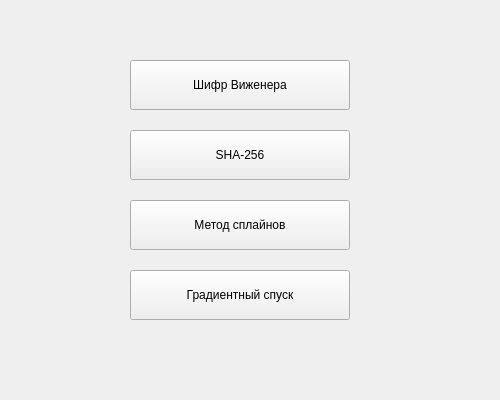
strnb/GradientProject, file client/userwindow.ui: the form before one commit.
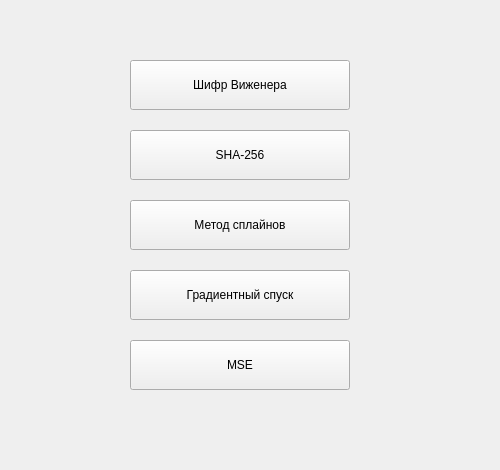
The form after the commit.

Patch:
```diff
--- a/client/userwindow.ui
+++ b/client/userwindow.ui
@@ -11,7 +11,7 @@
                 <x>0</x>
                 <y>0</y>
                 <width>500</width>
-                <height>400</height>
+                <height>470</height>
             </rect>
         </property>
 
@@ -72,6 +72,23 @@
 
             </widget>
 
+            <widget class="QPushButton" name="mseButton">
+
+                <property name="geometry">
+                    <rect>
+                        <x>130</x>
+                        <y>340</y>
+                        <width>220</width>
+                        <height>50</height>
+                    </rect>
+                </property>
+
+                <property name="text">
+                    <string>MSE</string>
+                </property>
+
+            </widget>
+
             <widget class="QPushButton" name="gradientButton">
 
                 <property name="geometry">
```
